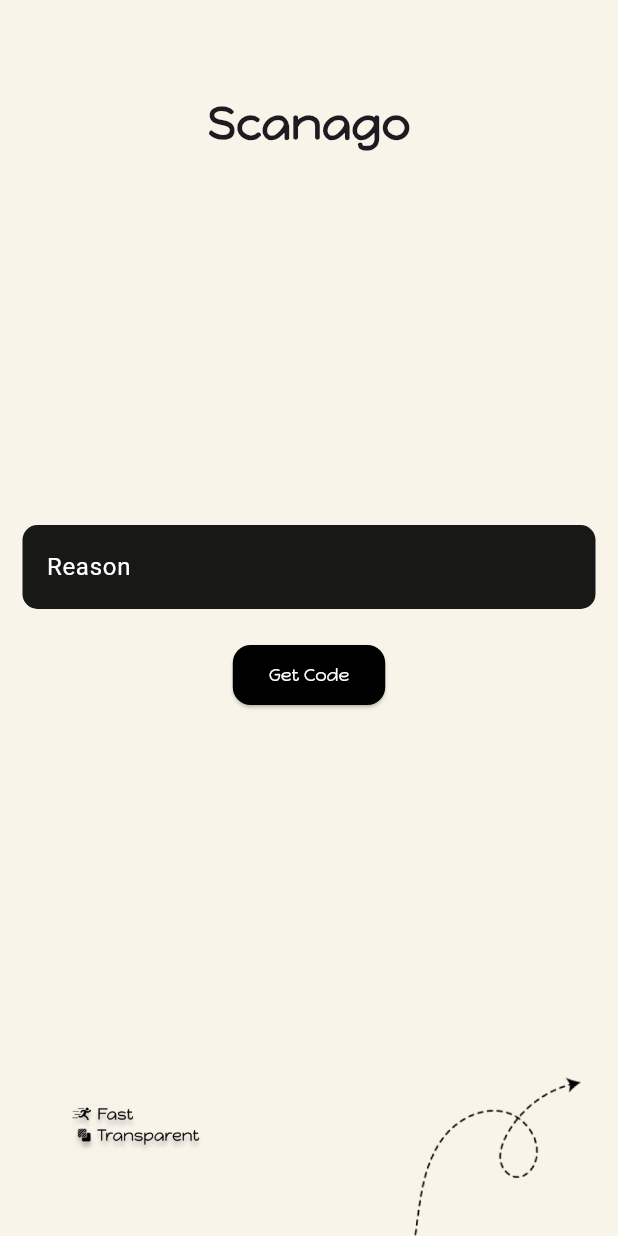
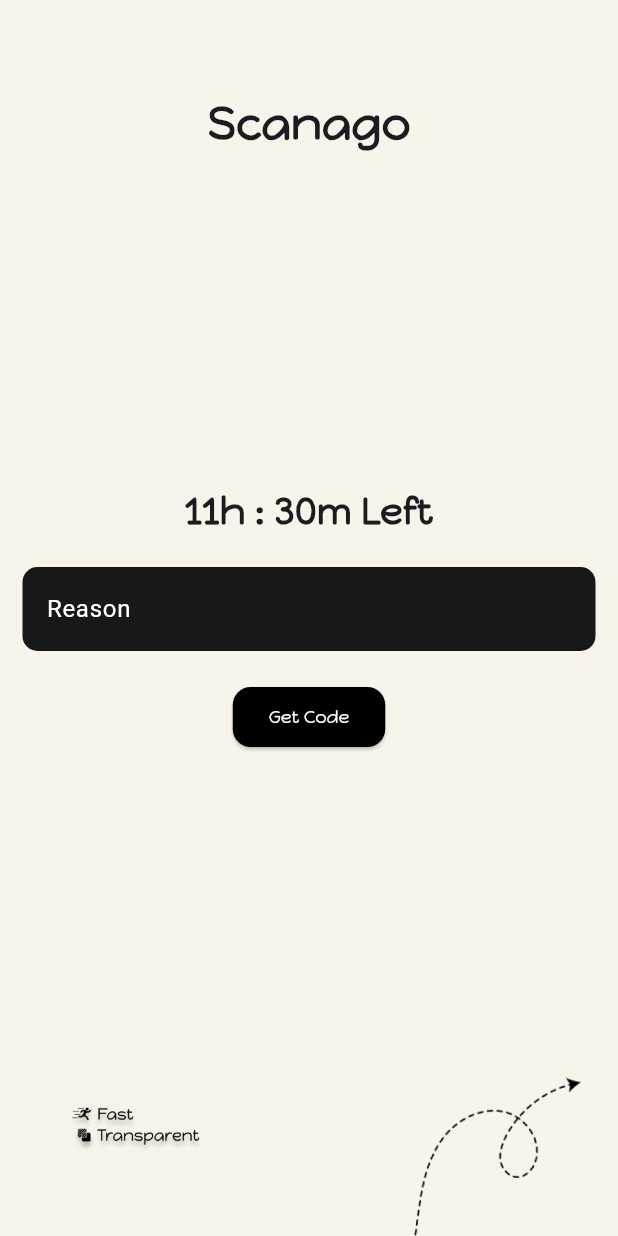
Before and after one commit to om13rajpal/scanago, a Flutter app: the QrCodeView screen opened directly with empty values, on a phone screen of 412 x 824 dp. Run offline on Flutter 3.47's test engine with Material 3 defaults, Android fonts, the phone set to English and light mode, and no system bars; our stand-ins replace fluttertoast, image_picker, jwt_decoder, lottie, qr_flutter, shared_preferences; missing offline and left inert: simple_barcode_scanner; accounts and stored records are empty; network calls fail.

Commit message:
added a timer for users to see in and out time left

```diff
--- a/lib/dashboard.dart
+++ b/lib/dashboard.dart
@@ -5,7 +5,7 @@
 import 'package:scanago/account.dart';
 import 'package:scanago/login.dart';
 import 'package:scanago/qrcode.dart';
-import 'package:scanago/verifymail.dart';
+import 'package:scanago/verify_mail.dart';
 import 'package:shared_preferences/shared_preferences.dart';
 import 'package:http/http.dart' as http;
 
--- a/lib/qrcode.dart
+++ b/lib/qrcode.dart
@@ -30,11 +30,24 @@
 
 class _QrCodeState extends State<QrCodeView> {
   late DateTime now;
+  late Duration timeLeft;
   TextEditingController reason = TextEditingController();
   @override
   void initState() {
     now = DateTime.now();
+    calculateTimeLeft();
     super.initState();
+  }
+
+  void calculateTimeLeft() {
+    if (now.isAfter(DateTime(now.year, now.month, now.day, 22, 0, 1)) ||
+        now.isBefore(DateTime(now.year, now.month, now.day, 5, 30, 0))) {
+      timeLeft = Duration.zero;
+    } else {
+      final DateTime totaltime =
+          DateTime(DateTime.now().year, now.month, now.day, 22, 0, 0);
+      timeLeft = totaltime.difference(now);
+    }
   }
 
   @override
@@ -66,6 +79,24 @@
                     mainAxisAlignment: MainAxisAlignment.center,
                     crossAxisAlignment: CrossAxisAlignment.center,
                     children: [
+                      (timeLeft == Duration.zero)
+                          ? const Text(
+                              'In/Out time is over for today',
+                              style: TextStyle(
+                                  fontFamily: 'monkey',
+                                  fontSize: 20,
+                                  fontWeight: FontWeight.bold),
+                            )
+                          : Text(
+                              '${timeLeft.inHours}h : ${timeLeft.inMinutes % 60}m Left',
+                              style: const TextStyle(
+                                  fontFamily: 'monkey',
+                                  fontSize: 25,
+                                  fontWeight: FontWeight.bold),
+                            ),
+                      const SizedBox(
+                        height: 20,
+                      ),
                       TextField(
                         controller: reason,
                         decoration: InputDecoration(
--- a/lib/verifymail.dart
+++ b/lib/verify_mail.dart
@@ -52,7 +52,7 @@
                 'your email is not verified Please verify your mail',
                 style: TextStyle(
                     fontFamily: 'monkey',
-                    fontSize: 15,
+                    fontSize: 20,
                     fontWeight: FontWeight.w500),
                 textAlign: TextAlign.center,
               ),
```
